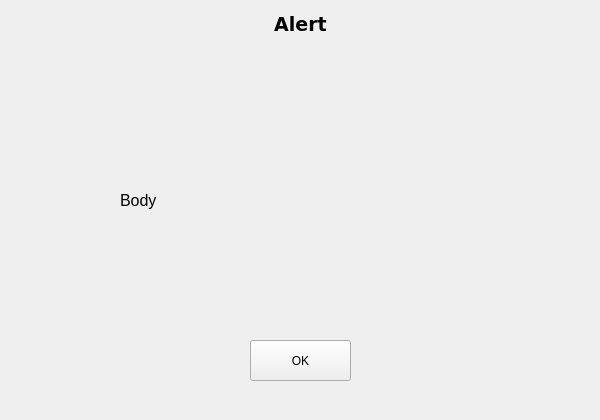
The window that code/alert.ui (xHWAHx/InsulinPumpSimulator-Group35) describes before a commit, drawn with Qt 5.
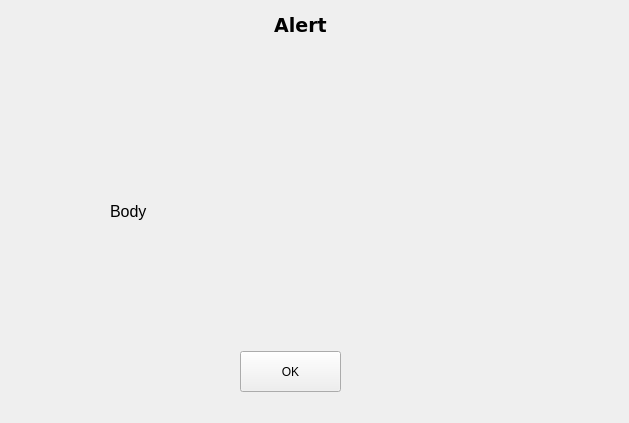
The same window after the commit.

What changed in the file:
```diff
--- a/code/alert.ui
+++ b/code/alert.ui
@@ -6,18 +6,49 @@
    <rect>
     <x>0</x>
     <y>0</y>
-    <width>600</width>
-    <height>420</height>
+    <width>629</width>
+    <height>423</height>
    </rect>
   </property>
   <property name="windowTitle">
    <string>Form</string>
   </property>
+  <widget class="QPushButton" name="okButton">
+   <property name="geometry">
+    <rect>
+     <x>240</x>
+     <y>351</y>
+     <width>101</width>
+     <height>41</height>
+    </rect>
+   </property>
+   <property name="text">
+    <string>OK</string>
+   </property>
+  </widget>
+  <widget class="QLabel" name="alertBody">
+   <property name="geometry">
+    <rect>
+     <x>110</x>
+     <y>141</y>
+     <width>481</width>
+     <height>141</height>
+    </rect>
+   </property>
+   <property name="font">
+    <font>
+     <pointsize>12</pointsize>
+    </font>
+   </property>
+   <property name="text">
+    <string>Body</string>
+   </property>
+  </widget>
   <widget class="QLabel" name="alertTitle">
    <property name="geometry">
     <rect>
      <x>10</x>
-     <y>9</y>
+     <y>10</y>
      <width>581</width>
      <height>31</height>
     </rect>
@@ -40,37 +71,6 @@
     <set>Qt::AlignCenter</set>
    </property>
   </widget>
-  <widget class="QPushButton" name="okButton">
-   <property name="geometry">
-    <rect>
-     <x>250</x>
-     <y>340</y>
-     <width>101</width>
-     <height>41</height>
-    </rect>
-   </property>
-   <property name="text">
-    <string>OK</string>
-   </property>
-  </widget>
-  <widget class="QLabel" name="alertBody">
-   <property name="geometry">
-    <rect>
-     <x>120</x>
-     <y>130</y>
-     <width>361</width>
-     <height>141</height>
-    </rect>
-   </property>
-   <property name="font">
-    <font>
-     <pointsize>12</pointsize>
-    </font>
-   </property>
-   <property name="text">
-    <string>Body</string>
-   </property>
-  </widget>
  </widget>
  <resources/>
  <connections/>
```
Left out of the diff: 4 changed lines with no effect on the pictures.
